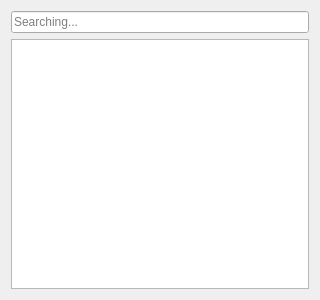
Above: formhier.ui from rosymaro/qt_pexviewer before the change. Below: the same form after it.
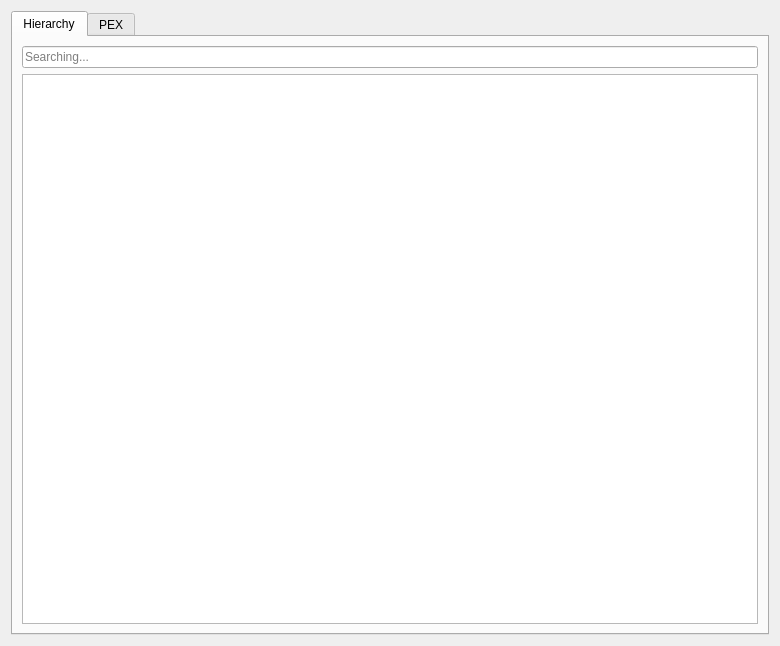
That is the form after the change. The open tabs and pages were chosen to show the change.

What changed in the file:
```diff
--- a/formhier.ui
+++ b/formhier.ui
@@ -6,8 +6,8 @@
    <rect>
     <x>0</x>
     <y>0</y>
-    <width>320</width>
-    <height>300</height>
+    <width>780</width>
+    <height>646</height>
    </rect>
   </property>
   <property name="minimumSize">
@@ -19,11 +19,60 @@
   <property name="windowTitle">
    <string>Dialog</string>
   </property>
-  <layout class="QVBoxLayout" name="verticalLayout">
-   <item>
+  <layout class="QGridLayout" name="gridLayout_2">
+   <item row="0" column="0">
     <layout class="QGridLayout" name="gridLayout">
      <item row="1" column="0">
+      <widget class="QTabWidget" name="tabWidget">
+       <property name="currentIndex">
+        <number>1</number>
+       </property>
+       <widget class="QWidget" name="tab_3">
+        <property name="sizePolicy">
+         <sizepolicy hsizetype="Expanding" vsizetype="Preferred">
+          <horstretch>0</horstretch>
+          <verstretch>0</verstretch>
+         </sizepolicy>
+        </property>
+        <attribute name="title">
+         <string>Hierarchy</string>
+        </attribute>
+        <layout class="QGridLayout" name="gridLayout_3">
+         <item row="0" column="0">
+          <layout class="QVBoxLayout" name="verticalLayout">
+           <item>
+            <widget class="QLineEdit" name="hierarchy_searching">
+             <property name="enabled">
+              <bool>true</bool>
+             </property>
+             <property name="sizePolicy">
+              <sizepolicy hsizetype="Expanding" vsizetype="Fixed">
+               <horstretch>1</horstretch>
+               <verstretch>0</verstretch>
+              </sizepolicy>
+             </property>
+             <property name="text">
+              <string/>
+             </property>
+             <property name="alignment">
+              <set>Qt::AlignLeading|Qt::AlignLeft|Qt::AlignVCenter</set>
+             </property>
+             <property name="placeholderText">
+              <string>Searching...</string>
+             </property>
+             <property name="clearButtonEnabled">
+              <bool>false</bool>
+             </property>
+            </widget>
+           </item>
+           <item>
       <widget class="QTreeWidget" name="hierarchy_tree">
+             <property name="sizePolicy">
+              <sizepolicy hsizetype="Expanding" vsizetype="Expanding">
+               <horstretch>1</horstretch>
+               <verstretch>0</verstretch>
+              </sizepolicy>
+             </property>
        <property name="verticalScrollBarPolicy">
         <enum>Qt::ScrollBarAsNeeded</enum>
        </property>
@@ -36,16 +85,31 @@
        <attribute name="headerVisible">
         <bool>false</bool>
        </attribute>
-      </widget>
-     </item>
-     <item row="0" column="0">
-      <widget class="QLineEdit" name="hierarchy_searching">
+             <column>
        <property name="text">
-        <string/>
-       </property>
-       <property name="placeholderText">
-        <string>Searching...</string>
-       </property>
+               <string notr="true">1</string>
+              </property>
+             </column>
+            </widget>
+           </item>
+          </layout>
+         </item>
+        </layout>
+       </widget>
+       <widget class="QWidget" name="tab_4">
+        <attribute name="title">
+         <string>PEX</string>
+        </attribute>
+        <layout class="QGridLayout" name="gridLayout_4">
+         <item row="0" column="0">
+          <layout class="QVBoxLayout" name="verticalLayout_2">
+           <item>
+            <widget class="QTreeWidget" name="pex_tree"/>
+           </item>
+          </layout>
+         </item>
+        </layout>
+       </widget>
       </widget>
      </item>
     </layout>
```
Lines whose indentation alone changed are shown as unchanged.
